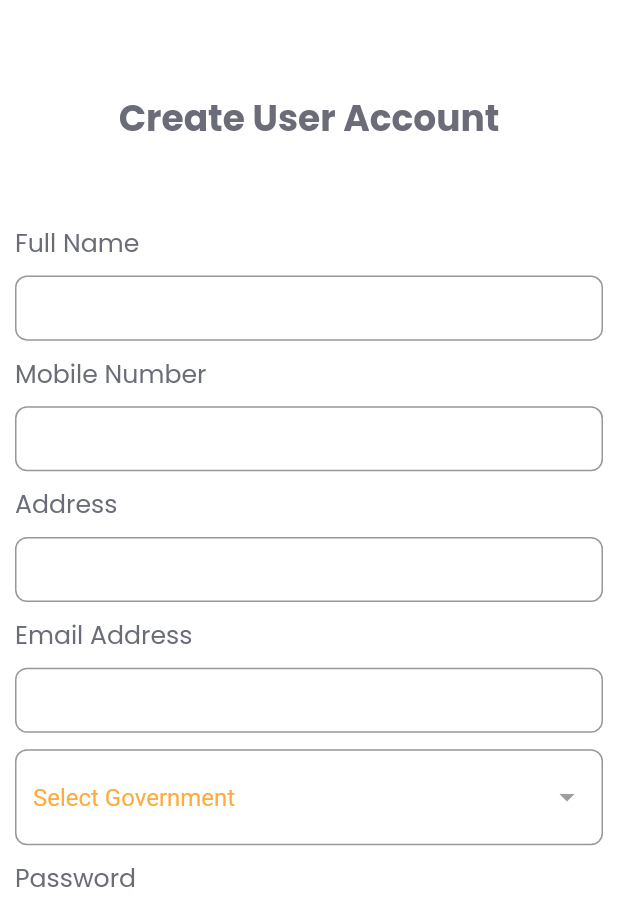
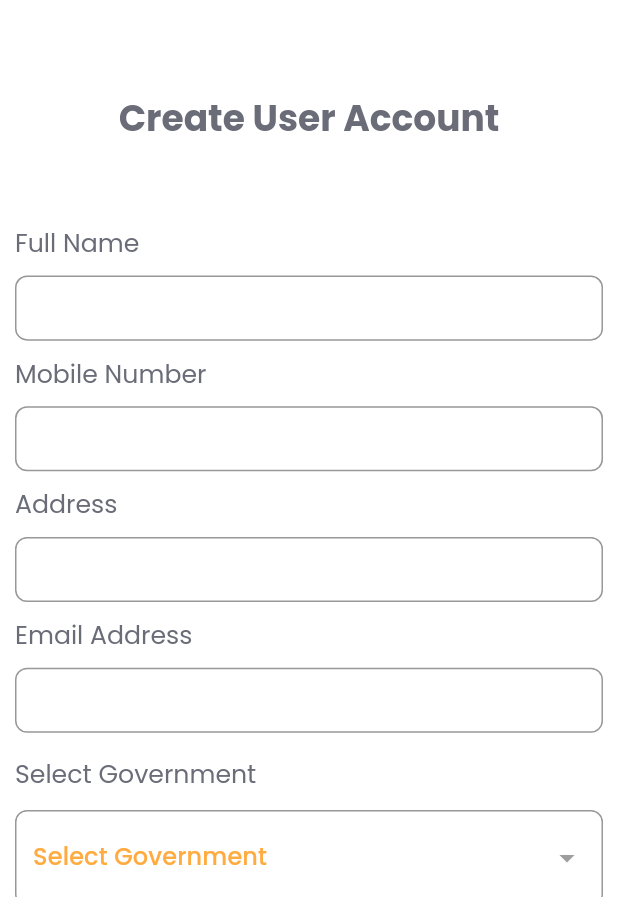
Before and after one commit to Mohammedomargallya39/Training, a Flutter app: the RegisterPage screen opened directly, on a phone screen of 412 x 824 dp, the part 324-1236 px from its top. Run offline on Flutter 3.47's test engine with Material 2 defaults, Android fonts, the phone set to English and light mode, and no system bars; our stand-ins replace bloc, dartz, dio, equatable, flutter_bloc, flutter_svg and 3 more; accounts and stored records are empty.

Commit message:
Register Screen Edits

```diff
--- a/lib/core/util/widgets/my_drop_down_button_field.dart
+++ b/lib/core/util/widgets/my_drop_down_button_field.dart
@@ -46,7 +46,16 @@ class MyDropDownButton extends StatelessWidget {
 
     return BlocBuilder<AppCubit,AppState>(
       builder: (context, state) {
-        return DropdownButtonFormField(
+        return Column(
+          crossAxisAlignment: CrossAxisAlignment.start,
+          children: [
+            space5Vertical(context),
+            Text(
+              appTranslation(context).select,
+              style: Theme.of(context).textTheme.subtitle1,
+            ),
+            space10Vertical(context),
+            DropdownButtonFormField(
               decoration: InputDecoration(
                 focusedBorder: OutlineInputBorder(
                   borderRadius: BorderRadius.circular(
@@ -107,9 +116,9 @@ class MyDropDownButton extends StatelessWidget {
                 Icons.arrow_drop_down ,
                 color: Colors.grey,
               ),
-          style: const TextStyle(
+              style:  Theme.of(context).textTheme.subtitle2!.copyWith(
                   color: Colors.orangeAccent,
-            fontSize: 16,
+                  fontSize: 16
               ),
               onChanged: (String? value)
               {
@@ -123,6 +132,8 @@ class MyDropDownButton extends StatelessWidget {
                     child: Text(value),
                   );
               }).toList(),
+            ),
+          ],
         );
       },
     );
```
Lines whose indentation alone changed are shown as unchanged.
